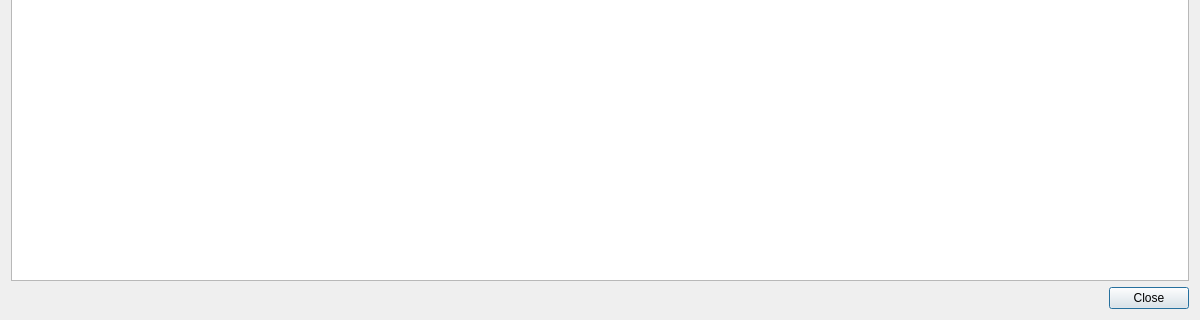
konung-yaropolk/SpectroScope, file src/spectroscope/ui/spectroscope_settings_help.ui: the form before one commit; both pictures show x 0 to 1200 and y 380 to 700 of the 1200 by 700 pixel window.
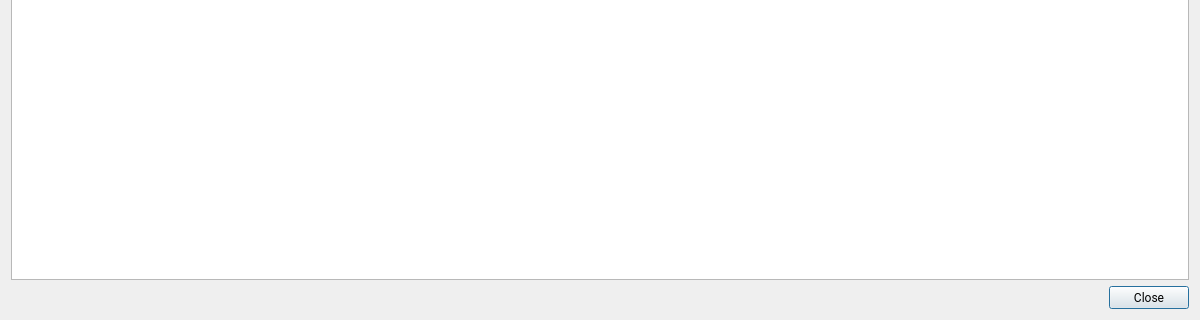
The form after the commit.

Diff of the .ui file:
```diff
--- a/src/spectroscope/ui/spectroscope_settings_help.ui
+++ b/src/spectroscope/ui/spectroscope_settings_help.ui
@@ -10,6 +10,11 @@
     <height>700</height>
    </rect>
   </property>
+  <property name="font">
+   <font>
+    <family>Roboto</family>
+   </font>
+  </property>
   <property name="windowTitle">
    <string>Help - SpectroScope</string>
   </property>
```
